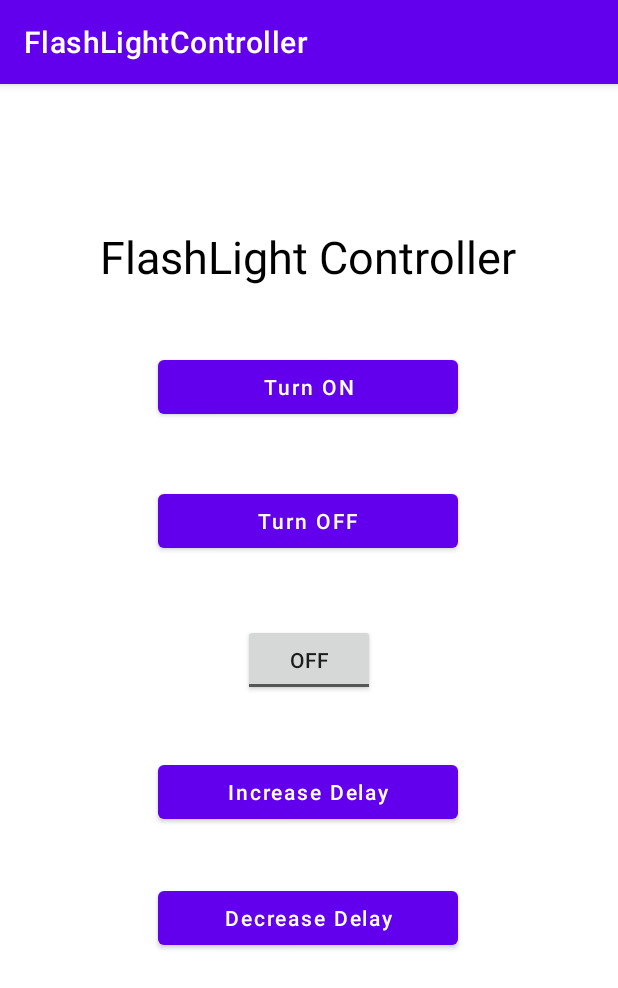
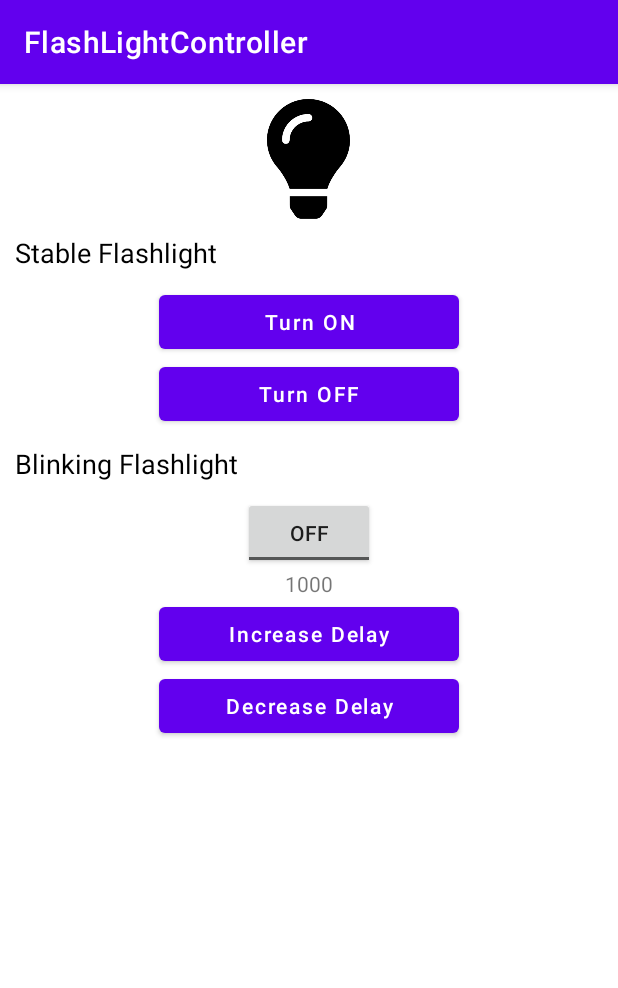
Before and after one commit to Sanket292001/FlashLightController, an Android app: the screen it shows after launch (MainActivity), on a phone screen of 412 x 824 dp. Shown: the top 988 px of the screen. Run offline under Robolectric (Android 15) with nearby library versions, the phone set to English and light mode, and no system bars.

Commit message:
1) ImageView added 2) boolean variable changed

```diff
--- a/app/src/main/java/com/example/flashlightcontroller/MainActivity.java
+++ b/app/src/main/java/com/example/flashlightcontroller/MainActivity.java
@@ -22,14 +22,15 @@ import java.util.Timer;
 public class MainActivity extends AppCompatActivity {
 
     private boolean supportFlashLight;
-    private Button turnOn, turnOff,incDelay,decDelay;
-    private ToggleButton blinkButton;
+    private ImageView flashImageView;
+    TextView delayTextView;
     CameraManager cameraManager;
     String CameraID;
     Runnable runnable;
     Handler handler;
     int delay = 1000;
-    boolean flashOn;
+    boolean stableFlashLightOn = false, blinkingFlashLightOn = false;
+
     @RequiresApi(api = Build.VERSION_CODES.LOLLIPOP)
     @Override
     protected void onCreate(Bundle savedInstanceState) {
@@ -37,12 +38,26 @@ public class MainActivity extends AppCompatActivity {
         setContentView(R.layout.activity_main);
 
         checkPermission();
+        Button turnOn, turnOff, incDelay, decDelay;
+        ToggleButton blinkButton;
+
         // Check that flashlight is supported or not
         supportFlashLight = getPackageManager().hasSystemFeature(PackageManager.FEATURE_CAMERA_FLASH);
 
         // CameraManager
         cameraManager = (CameraManager) getSystemService(Context.CAMERA_SERVICE);
 
+        // Initiating Buttons
+        turnOn = findViewById(R.id.turn_on_btn);
+        turnOff = findViewById(R.id.turn_off_btn);
+        blinkButton = findViewById(R.id.blink_btn);
+        incDelay = findViewById(R.id.increase_delay_btn);
+        decDelay = findViewById(R.id.decrease_delay_btn);
+
+        flashImageView = findViewById(R.id.flash_image_view);
+        delayTextView = findViewById(R.id.delay_text_view);
+
+        delayTextView.setText(delay + "");
         try {
             CameraID = cameraManager.getCameraIdList()[0];
         } catch (Exception e) {
@@ -54,16 +69,18 @@ public class MainActivity extends AppCompatActivity {
             public void run() {
                 System.out.println("Current Delay : " + delay);
                 try {
-                    if (!flashOn){
-                        cameraManager.setTorchMode(CameraID,true);
-                        flashOn = true;
-                    }else{
-                        cameraManager.setTorchMode(CameraID,false);
-                        flashOn = false;
+                    if (!blinkingFlashLightOn) {
+                        cameraManager.setTorchMode(CameraID, true);
+                        flashImageView.setImageResource(R.drawable.flash_on);
+                        blinkingFlashLightOn = true;
+                    } else {
+                        cameraManager.setTorchMode(CameraID, false);
+                        flashImageView.setImageResource(R.drawable.flash_off);
+                        blinkingFlashLightOn = false;
                     }
-                    handler.postDelayed(this,delay);
+                    handler.postDelayed(this, delay);
 
-                }catch (Exception e){
+                } catch (Exception e) {
                     e.printStackTrace();
                 }
             }
@@ -71,12 +88,7 @@ public class MainActivity extends AppCompatActivity {
 
         handler = new Handler();
 
-        // Initiating Buttons
-        turnOn = findViewById(R.id.turn_on_btn);
-        turnOff = findViewById(R.id.turn_off_btn);
-        blinkButton = findViewById(R.id.blink_btn);
-        incDelay = findViewById(R.id.increase_delay_btn);
-        decDelay = findViewById(R.id.decrease_delay_btn);
+
 
         // Handling Button Events
         turnOn.setOnClickListener(new View.OnClickListener() {
@@ -86,8 +98,9 @@ public class MainActivity extends AppCompatActivity {
                 try {
                     if (status) {
                         cameraManager.setTorchMode(CameraID, true);
-                    }else{
-                        Toast.makeText(getApplicationContext(),"Permission not granted",Toast.LENGTH_LONG).show();
+                        flashImageView.setImageResource(R.drawable.flash_on);
+                    } else {
+                        Toast.makeText(getApplicationContext(), "Permission not granted", Toast.LENGTH_LONG).show();
                     }
                 } catch (Exception e) {
                     e.printStackTrace();
@@ -102,8 +115,9 @@ public class MainActivity extends AppCompatActivity {
                 try {
                     if (status) {
                         cameraManager.setTorchMode(CameraID, false);
-                    }else{
-                        Toast.makeText(getApplicationContext(),"Permission not granted",Toast.LENGTH_LONG).show();
+                        flashImageView.setImageResource(R.drawable.flash_off);
+                    } else {
+                        Toast.makeText(getApplicationContext(), "Permission not granted", Toast.LENGTH_LONG).show();
                     }
                 } catch (Exception e) {
                     e.printStackTrace();
@@ -115,18 +129,18 @@ public class MainActivity extends AppCompatActivity {
             @Override
             public void onCheckedChanged(CompoundButton compoundButton, boolean checked) {
 
-                if(checked){
-                    flashOn = false;
-                    handler.postDelayed(runnable,delay);
-                }else{
+                if (checked) {
+                    stableFlashLightOn = false;
+                    handler.postDelayed(runnable, delay);
+                } else {
                     try {
                         handler.removeCallbacks(runnable);
-                        cameraManager.setTorchMode(CameraID,false);
-                        flashOn = false;
+                        cameraManager.setTorchMode(CameraID, false);
+                        flashImageView.setImageResource(R.drawable.flash_off);
+                        stableFlashLightOn = false;
                     } catch (CameraAccessException e) {
                         e.printStackTrace();
                     }
-
                 }
             }
         });
@@ -135,14 +149,16 @@ public class MainActivity extends AppCompatActivity {
         incDelay.setOnClickListener(new View.OnClickListener() {
             @Override
             public void onClick(View view) {
-                delay+=50;
+                delay += 50;
+                delayTextView.setText(delay + "");
             }
         });
 
         decDelay.setOnClickListener(new View.OnClickListener() {
             @Override
             public void onClick(View view) {
-                delay-=50;
+                delay -= 50;
+                delayTextView.setText(delay + "");
             }
         });
     }
--- a/app/src/main/res/layout/activity_main.xml
+++ b/app/src/main/res/layout/activity_main.xml
@@ -1,24 +1,33 @@
 <?xml version="1.0" encoding="utf-8"?>
-<androidx.constraintlayout.widget.ConstraintLayout xmlns:android="http://schemas.android.com/apk/res/android"
+<ScrollView xmlns:android="http://schemas.android.com/apk/res/android"
     xmlns:app="http://schemas.android.com/apk/res-auto"
     xmlns:tools="http://schemas.android.com/tools"
     android:layout_width="match_parent"
     android:layout_height="match_parent"
     tools:context=".MainActivity">
 
+    <LinearLayout
+        android:layout_width="match_parent"
+        android:layout_height="match_parent"
+        android:gravity="center"
+        android:padding="10dp"
+        android:orientation="vertical">
+
+        <ImageView
+            android:id="@+id/flash_image_view"
+            android:layout_width="55dp"
+            android:layout_height="80dp"
+            android:scaleType="fitXY"
+            app:srcCompat="@drawable/flash_off" />
+
         <TextView
-        android:id="@+id/textView"
-        android:layout_width="wrap_content"
+            android:layout_width="match_parent"
             android:layout_height="wrap_content"
-        android:text="FlashLight Controller"
+            android:text="Stable Flashlight"
+            android:textSize="18dp"
             android:textColor="#000"
-        android:textSize="30sp"
-        app:layout_constraintBottom_toBottomOf="parent"
-        app:layout_constraintEnd_toEndOf="parent"
-        app:layout_constraintHorizontal_bias="0.496"
-        app:layout_constraintStart_toStartOf="parent"
-        app:layout_constraintTop_toTopOf="parent"
-        app:layout_constraintVertical_bias="0.13" />
+            android:layout_marginTop="10dp"
+            android:layout_marginBottom="10dp"/>
 
         <Button
             android:id="@+id/turn_on_btn"
@@ -26,12 +35,7 @@
             android:layout_height="wrap_content"
             android:text="Turn ON"
             android:textAllCaps="false"
-        app:layout_constraintBottom_toBottomOf="parent"
-        app:layout_constraintEnd_toEndOf="parent"
-        app:layout_constraintHorizontal_bias="0.497"
-        app:layout_constraintStart_toStartOf="parent"
-        app:layout_constraintTop_toTopOf="parent"
-        app:layout_constraintVertical_bias="0.247" />
+            />
 
         <Button
             android:id="@+id/turn_off_btn"
@@ -39,22 +43,29 @@
             android:layout_height="wrap_content"
             android:text="Turn OFF"
             android:textAllCaps="false"
-        app:layout_constraintBottom_toBottomOf="parent"
-        app:layout_constraintEnd_toEndOf="parent"
-        app:layout_constraintHorizontal_bias="0.497"
-        app:layout_constraintStart_toStartOf="parent"
-        app:layout_constraintTop_toTopOf="parent"
-        app:layout_constraintVertical_bias="0.371" />
+        />
+
+        <TextView
+            android:layout_width="match_parent"
+            android:layout_height="wrap_content"
+            android:text="Blinking Flashlight"
+            android:textSize="18dp"
+            android:textColor="#000"
+            android:layout_marginVertical="10dp"/>
 
         <ToggleButton
             android:id="@+id/blink_btn"
             android:layout_width="wrap_content"
             android:layout_height="wrap_content"
             android:text="ToggleButton"
-        app:layout_constraintBottom_toBottomOf="parent"
-        app:layout_constraintEnd_toEndOf="parent"
-        app:layout_constraintStart_toStartOf="parent"
-        app:layout_constraintTop_toTopOf="parent" />
+       />
+
+        <TextView
+            android:id="@+id/delay_text_view"
+            android:layout_width="match_parent"
+            android:layout_height="wrap_content"
+            android:textAlignment="center"
+            />
 
         <Button
             android:id="@+id/increase_delay_btn"
@@ -62,12 +73,7 @@
             android:layout_height="wrap_content"
             android:text="Increase Delay"
             android:textAllCaps="false"
-        app:layout_constraintBottom_toBottomOf="parent"
-        app:layout_constraintEnd_toEndOf="parent"
-        app:layout_constraintHorizontal_bias="0.497"
-        app:layout_constraintStart_toStartOf="parent"
-        app:layout_constraintTop_toTopOf="parent"
-        app:layout_constraintVertical_bias="0.622" />
+     />
 
         <Button
             android:id="@+id/decrease_delay_btn"
@@ -75,11 +81,7 @@
             android:layout_height="wrap_content"
             android:text="Decrease Delay"
             android:textAllCaps="false"
-        app:layout_constraintBottom_toBottomOf="parent"
-        app:layout_constraintEnd_toEndOf="parent"
-        app:layout_constraintHorizontal_bias="0.497"
-        app:layout_constraintStart_toStartOf="parent"
-        app:layout_constraintTop_toTopOf="parent"
-        app:layout_constraintVertical_bias="0.739" />
+          />
 
-</androidx.constraintlayout.widget.ConstraintLayout>
+    </LinearLayout>
+</ScrollView>
```
Also changed, not shown: app/src/main/res/drawable/flash_off.png (added), app/src/main/res/drawable/flash_on.png (added). Lines whose indentation alone changed are shown as unchanged.
